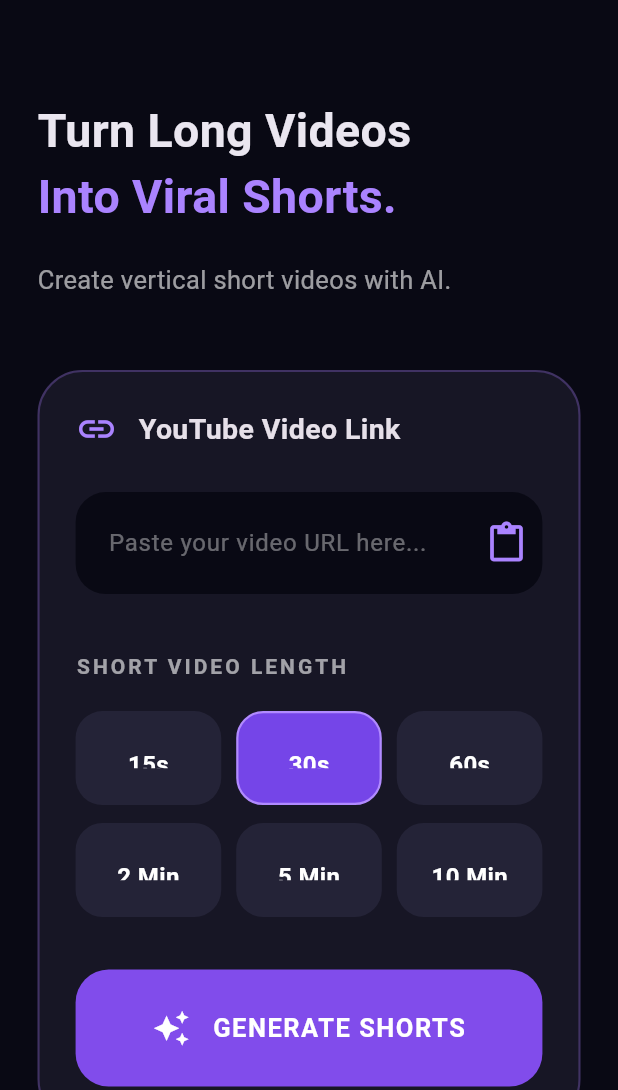
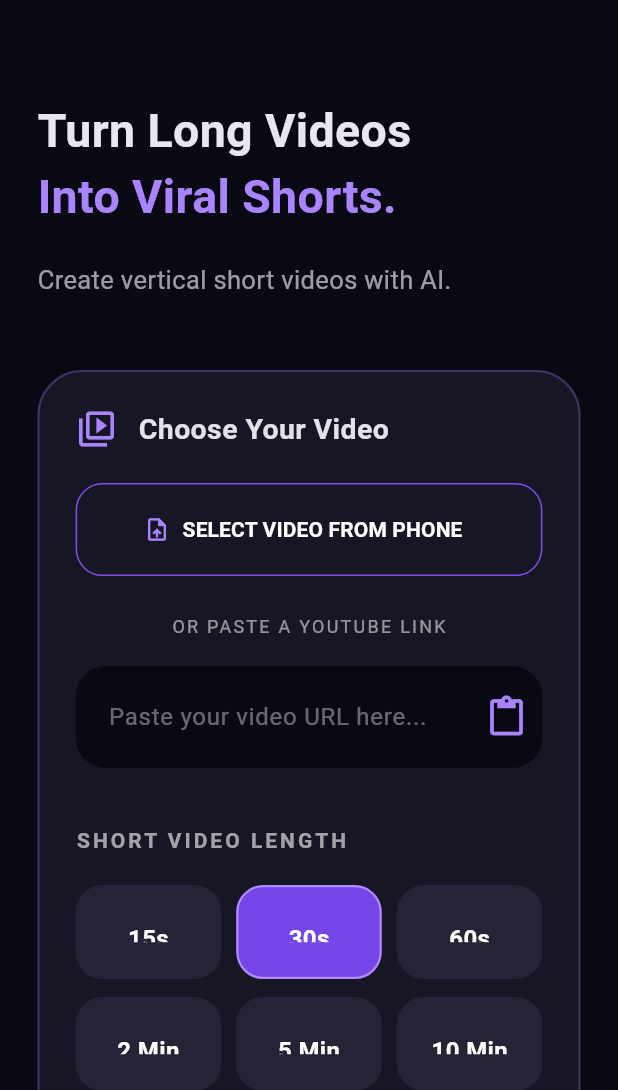
Before and after one commit to emranabegum2288-png/NEXORA-AI-CLIPPER, a Flutter app: the screen it shows after launch, on a phone screen of 412 x 824 dp, the part 146-1236 px from its top. Run offline on Flutter 3.47's test engine with Material 3 defaults, Android fonts, the phone set to English and light mode, and no system bars; our stand-ins replace file_picker.

Commit message:
Update main.dart

```diff
--- a/lib/main.dart
+++ b/lib/main.dart
@@ -1,6 +1,7 @@
 
 import 'package:flutter/material.dart';
 import 'package:flutter/services.dart';
+import 'package:file_picker/file_picker.dart';
 
 void main() {
   runApp(const NexoraApp());
@@ -37,7 +38,7 @@ class _HomeScreenState extends State<HomeScreen> {
       TextEditingController();
 
   int selectedDuration = 1;
-  bool isGenerating = false;
+  PlatformFile? selectedVideo;
 
   final List<String> durations = [
     '15s',
@@ -56,19 +57,54 @@ class _HomeScreenState extends State<HomeScreen> {
     }
   }
 
+  Future<void> pickVideo() async {
+    try {
+      final result = await FilePicker.platform.pickFiles(
+        type: FileType.video,
+        allowMultiple: false,
+      );
+
+      if (!mounted) return;
+
+      if (result != null && result.files.isNotEmpty) {
+        setState(() {
+          selectedVideo = result.files.first;
+          linkController.clear();
+        });
+
+        ScaffoldMessenger.of(context).showSnackBar(
+          SnackBar(
+            content: Text(
+              'Selected: ${selectedVideo!.name}',
+            ),
+          ),
+        );
+      }
+    } catch (e) {
+      if (!mounted) return;
+
+      ScaffoldMessenger.of(context).showSnackBar(
+        const SnackBar(
+          content: Text('Could not select video. Please try again.'),
+        ),
+      );
+    }
+  }
+
   void generateShorts() {
     final link = linkController.text.trim();
 
-    if (link.isEmpty) {
+    if (selectedVideo == null && link.isEmpty) {
       ScaffoldMessenger.of(context).showSnackBar(
         const SnackBar(
-          content: Text('Please paste a video link first!'),
+          content: Text('Please select a video or paste a link!'),
         ),
       );
       return;
     }
 
-    if (!link.contains('youtube.com') &&
+    if (selectedVideo == null &&
+        !link.contains('youtube.com') &&
         !link.contains('youtu.be')) {
       ScaffoldMessenger.of(context).showSnackBar(
         const SnackBar(
@@ -78,12 +114,17 @@ class _HomeScreenState extends State<HomeScreen> {
       return;
     }
 
+    final source = selectedVideo != null
+        ? selectedVideo!.name
+        : 'YouTube link';
+
     ScaffoldMessenger.of(context).showSnackBar(
       SnackBar(
         content: Text(
-          'Selected duration: ${durations[selectedDuration]}. '
-          'AI video processing is not connected yet.',
+          '$source selected. Duration: ${durations[selectedDuration]}. '
+          'AI processing backend is not connected yet.',
         ),
+        duration: const Duration(seconds: 5),
       ),
     );
   }
@@ -193,9 +234,7 @@ class _HomeScreenState extends State<HomeScreen> {
           child: Column(
             crossAxisAlignment: CrossAxisAlignment.start,
             children: [
-
               // HEADER
-
               Row(
                 children: [
                   Container(
@@ -219,8 +258,7 @@ class _HomeScreenState extends State<HomeScreen> {
                   const SizedBox(width: 20),
                   const Expanded(
                     child: Column(
-                      crossAxisAlignment:
-                          CrossAxisAlignment.start,
+                      crossAxisAlignment: CrossAxisAlignment.start,
                       children: [
                         Text(
                           'NEXORA',
@@ -253,7 +291,6 @@ class _HomeScreenState extends State<HomeScreen> {
               const SizedBox(height: 65),
 
               // MAIN TITLE
-
               const Text(
                 'Turn Long Videos',
                 style: TextStyle(
@@ -262,7 +299,6 @@ class _HomeScreenState extends State<HomeScreen> {
                   color: Color(0xFFEAE6F0),
                 ),
               ),
-
               const Text(
                 'Into Viral Shorts.',
                 style: TextStyle(
@@ -271,9 +307,7 @@ class _HomeScreenState extends State<HomeScreen> {
                   color: Color(0xFFAA83FF),
                 ),
               ),
-
               const SizedBox(height: 22),
-
               const Text(
                 'Create vertical short videos with AI.',
                 style: TextStyle(
@@ -285,7 +319,6 @@ class _HomeScreenState extends State<HomeScreen> {
               const SizedBox(height: 48),
 
               // VIDEO INPUT CARD
-
               Container(
                 padding: const EdgeInsets.all(24),
                 decoration: BoxDecoration(
@@ -297,20 +330,18 @@ class _HomeScreenState extends State<HomeScreen> {
                   ),
                 ),
                 child: Column(
-                  crossAxisAlignment:
-                      CrossAxisAlignment.start,
+                  crossAxisAlignment: CrossAxisAlignment.start,
                   children: [
-
                     const Row(
                       children: [
                         Icon(
-                          Icons.link,
+                          Icons.video_library_outlined,
                           color: Color(0xFFAA83FF),
                           size: 28,
                         ),
                         SizedBox(width: 14),
                         Text(
-                          'YouTube Video Link',
+                          'Choose Your Video',
                           style: TextStyle(
                             fontSize: 19,
                             fontWeight: FontWeight.bold,
@@ -319,24 +350,108 @@ class _HomeScreenState extends State<HomeScreen> {
                       ],
                     ),
 
-                    const SizedBox(height: 28),
+                    const SizedBox(height: 22),
+
+                    // PICK VIDEO BUTTON
+                    SizedBox(
+                      width: double.infinity,
+                      height: 62,
+                      child: OutlinedButton.icon(
+                        onPressed: pickVideo,
+                        icon: const Icon(
+                          Icons.upload_file,
+                          color: Color(0xFFAA83FF),
+                        ),
+                        label: const Text(
+                          'SELECT VIDEO FROM PHONE',
+                          style: TextStyle(
+                            color: Colors.white,
+                            fontWeight: FontWeight.bold,
+                          ),
+                        ),
+                        style: OutlinedButton.styleFrom(
+                          side: const BorderSide(
+                            color: Color(0xFF814CEB),
+                          ),
+                          shape: RoundedRectangleBorder(
+                            borderRadius: BorderRadius.circular(18),
+                          ),
+                        ),
+                      ),
+                    ),
+
+                    if (selectedVideo != null) ...[
+                      const SizedBox(height: 15),
+                      Container(
+                        padding: const EdgeInsets.all(14),
+                        decoration: BoxDecoration(
+                          color: const Color(0xFF211B3B),
+                          borderRadius: BorderRadius.circular(15),
+                        ),
+                        child: Row(
+                          children: [
+                            const Icon(
+                              Icons.video_file,
+                              color: Color(0xFFAA83FF),
+                            ),
+                            const SizedBox(width: 10),
+                            Expanded(
+                              child: Text(
+                                selectedVideo!.name,
+                                maxLines: 2,
+                                overflow: TextOverflow.ellipsis,
+                              ),
+                            ),
+                            IconButton(
+                              onPressed: () {
+                                setState(() {
+                                  selectedVideo = null;
+                                });
+                              },
+                              icon: const Icon(
+                                Icons.close,
+                                color: Colors.white70,
+                              ),
+                            ),
+                          ],
+                        ),
+                      ),
+                    ],
+
+                    const SizedBox(height: 25),
+
+                    const Center(
+                      child: Text(
+                        'OR PASTE A YOUTUBE LINK',
+                        style: TextStyle(
+                          color: Colors.white54,
+                          fontSize: 12,
+                          letterSpacing: 1.5,
+                        ),
+                      ),
+                    ),
+
+                    const SizedBox(height: 18),
 
                     // LINK FIELD
-
                     Container(
                       decoration: BoxDecoration(
                         color: const Color(0xFF090914),
-                        borderRadius:
-                            BorderRadius.circular(20),
+                        borderRadius: BorderRadius.circular(20),
                       ),
                       child: TextField(
                         controller: linkController,
-                        style: const TextStyle(
-                          color: Colors.white,
-                        ),
+                        onChanged: (value) {
+                          if (value.isNotEmpty &&
+                              selectedVideo != null) {
+                            setState(() {
+                              selectedVideo = null;
+                            });
+                          }
+                        },
+                        style: const TextStyle(color: Colors.white),
                         decoration: InputDecoration(
-                          hintText:
-                              'Paste your video URL here...',
+                          hintText: 'Paste your video URL here...',
                           hintStyle: const TextStyle(
                             color: Colors.white38,
                           ),
@@ -373,7 +488,6 @@ class _HomeScreenState extends State<HomeScreen> {
                     const SizedBox(height: 20),
 
                     // DURATION BUTTONS
-
                     GridView.builder(
                       shrinkWrap: true,
                       physics:
@@ -394,30 +508,23 @@ class _HomeScreenState extends State<HomeScreen> {
                     const SizedBox(height: 35),
 
                     // GENERATE BUTTON
-
                     SizedBox(
                       width: double.infinity,
                       height: 78,
                       child: ElevatedButton(
                         onPressed: generateShorts,
                         style: ElevatedButton.styleFrom(
-                          backgroundColor:
-                              const Color(0xFF814CEB),
+                          backgroundColor: const Color(0xFF814CEB),
                           foregroundColor: Colors.white,
                           elevation: 0,
                           shape: RoundedRectangleBorder(
-                            borderRadius:
-                                BorderRadius.circular(22),
+                            borderRadius: BorderRadius.circular(22),
                           ),
                         ),
                         child: const Row(
-                          mainAxisAlignment:
-                              MainAxisAlignment.center,
+                          mainAxisAlignment: MainAxisAlignment.center,
                           children: [
-                            Icon(
-                              Icons.auto_awesome,
-                              size: 25,
-                            ),
+                            Icon(Icons.auto_awesome, size: 25),
                             SizedBox(width: 15),
                             Text(
                               'GENERATE SHORTS',
@@ -438,7 +545,6 @@ class _HomeScreenState extends State<HomeScreen> {
               const SizedBox(height: 50),
 
               // HOW IT WORKS
-
               const Text(
                 'HOW IT WORKS',
                 style: TextStyle(
@@ -453,7 +559,7 @@ class _HomeScreenState extends State<HomeScreen> {
               featureItem(
                 Icons.video_library_outlined,
                 'Add Your Video',
-                'Paste a video link to get started.',
+                'Select a video from your phone.',
               ),
 
               featureItem(
```
